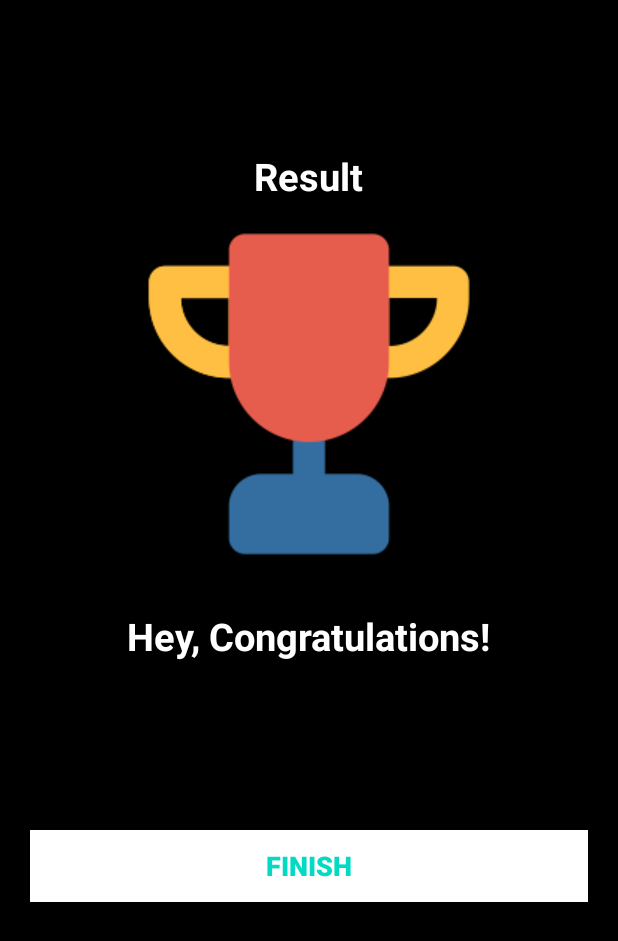
After one commit to fatihhcan/EnglishQuizApp, an Android app: the ResultActivity screen opened directly, with no data from a screen before it, on a phone screen of 412 x 824 dp. The commit adds this screen. Shown: the top 941 px of the screen. Run offline under Robolectric (Android 15) with nearby library versions, the phone set to English and light mode, and no system bars.

Commit message:
result screen added

```diff
--- a/app/src/main/AndroidManifest.xml
+++ b/app/src/main/AndroidManifest.xml
@@ -9,11 +9,12 @@
         android:roundIcon="@mipmap/ic_launcher_round"
         android:supportsRtl="true"
         android:theme="@style/AppTheme">
-        <activity android:name=".QuizQuestionsActivity"
+        <activity android:name=".ResultActivity"
             android:screenOrientation="portrait"
-           >
-
-        </activity>
+            android:theme="@style/NoActionBarTheme"></activity>
+        <activity
+            android:name=".QuizQuestionsActivity"
+            android:screenOrientation="portrait"></activity>
         <activity
             android:name=".MainActivity"
             android:screenOrientation="portrait"
--- a/app/src/main/java/com/example/quizapp/QuizQuestionsActivity.kt
+++ b/app/src/main/java/com/example/quizapp/QuizQuestionsActivity.kt
@@ -16,6 +16,7 @@ class QuizQuestionsActivity : AppCompatActivity(), View.OnClickListener {
     private var mCurrentPosition:Int = 1
     private var mQuestionList: ArrayList<Question>? = null
     private var mSelectedOptionPosition: Int = 0
+    private var mCorrectAnswers: Int = 0
 
     override fun onCreate(savedInstanceState: Bundle?) {
         super.onCreate(savedInstanceState)
@@ -102,6 +103,8 @@ class QuizQuestionsActivity : AppCompatActivity(), View.OnClickListener {
                     val question = mQuestionList?.get(mCurrentPosition -1)
                     if(question!!.correctAnswer != mSelectedOptionPosition){
                         answerView(mSelectedOptionPosition, R.drawable.wrong_border)
+                    }else{
+                        mCorrectAnswers++
                     }
                     answerView(question.correctAnswer,R.drawable.correct_border)
 
--- /dev/null
+++ b/app/src/main/java/com/example/quizapp/ResultActivity.kt
@@ -0,0 +1,11 @@
+package com.example.quizapp
+
+import androidx.appcompat.app.AppCompatActivity
+import android.os.Bundle
+
+class ResultActivity : AppCompatActivity() {
+    override fun onCreate(savedInstanceState: Bundle?) {
+        super.onCreate(savedInstanceState)
+        setContentView(R.layout.activity_result)
+    }
+}
--- /dev/null
+++ b/app/src/main/res/layout/activity_result.xml
@@ -0,0 +1,66 @@
+<?xml version="1.0" encoding="utf-8"?>
+<LinearLayout xmlns:android="http://schemas.android.com/apk/res/android"
+    xmlns:app="http://schemas.android.com/apk/res-auto"
+    xmlns:tools="http://schemas.android.com/tools"
+    android:layout_width="match_parent"
+    android:layout_height="match_parent"
+    android:background="@android:color/black"
+    android:orientation="vertical"
+    android:gravity="center_horizontal"
+    android:padding="20dp"
+    tools:context=".MainActivity">
+    <TextView
+        android:id="@+id/textview_result"
+        android:layout_width="wrap_content"
+        android:layout_height="wrap_content"
+        android:layout_marginTop="80dp"
+        android:text="Result"
+        android:textColor="@android:color/white"
+        android:textSize="25sp"
+        android:textStyle="bold"/>
+    <ImageView
+        android:id="@+id/imageview_trophy"
+        android:layout_width="wrap_content"
+        android:layout_height="wrap_content"
+        android:contentDescription="image"
+        android:src="@drawable/trophy" />
+
+    <TextView
+        android:id="@+id/textview_congratulations"
+        android:layout_width="wrap_content"
+        android:layout_height="wrap_content"
+        android:layout_marginTop="16dp"
+        android:text="Hey, Congratulations!"
+        android:textColor="@android:color/white"
+        android:textSize="25sp"
+        android:textStyle="bold"/>
+    <TextView
+        android:id="@+id/textview_name"
+        android:layout_width="wrap_content"
+        android:layout_height="wrap_content"
+        android:layout_marginTop="25dp"
+        android:textColor="@android:color/white"
+        android:textSize="22sp"
+        android:textStyle="bold"
+        tools:text="Username"/>
+    <TextView
+        android:id="@+id/textview_score"
+        android:layout_width="wrap_content"
+        android:layout_height="wrap_content"
+        android:layout_marginTop="10dp"
+        android:textColor="@android:color/secondary_text_dark"
+        android:textSize="20sp"
+        tools:text="Your Score is 9 out of 10"/>
+
+    <Button
+        android:id="@+id/button_finish"
+        android:layout_width="match_parent"
+        android:layout_height="wrap_content"
+        android:layout_marginTop="20dp"
+        android:background="@android:color/white"
+        android:text="FINISH"
+        android:textColor="@color/colorAccent"
+        android:textSize="18sp"
+        android:textStyle="bold"/>
+
+</LinearLayout>
```
Also changed, not shown: app/src/main/res/drawable/trophy.png (added).
